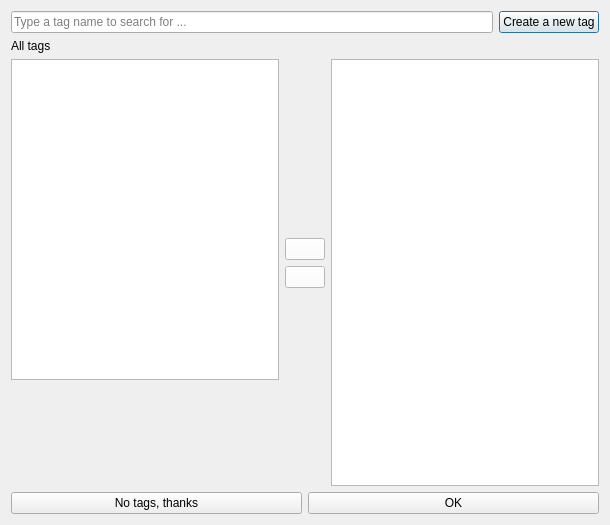
Old version of the form galacteek/ui/forms/iptagsmanager.ui in the repository pinnaculum/galacteek.
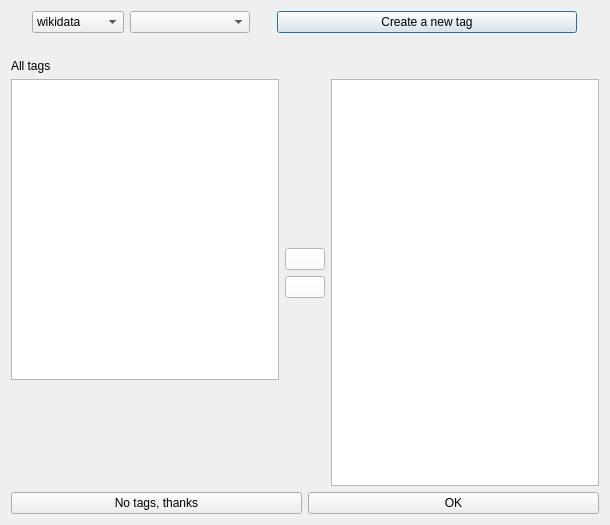
New version of the form. Icons and pictures are not drawn.

Commit message:
LD searcher: create tags by querying wikidata or dbpedia
* Add galacteek.ui.widgets.ld
* Tags dialog: add UI to query tags from dbpedia/wikidata

revbump to 0.6.1

[deploy]

```diff
--- a/galacteek/ui/forms/iptagsmanager.ui
+++ b/galacteek/ui/forms/iptagsmanager.ui
@@ -17,11 +17,58 @@
    <item>
     <layout class="QHBoxLayout" name="horizontalLayout_2">
      <item>
-      <widget class="QLineEdit" name="tagSearchLine">
-       <property name="placeholderText">
-        <string>Type a tag name to search for ...</string>
-       </property>
-      </widget>
+      <layout class="QHBoxLayout" name="hLayoutLdSearch">
+       <item>
+        <widget class="QComboBox" name="dbSource">
+         <property name="maximumSize">
+          <size>
+           <width>92</width>
+           <height>16777215</height>
+          </size>
+         </property>
+         <property name="toolTip">
+          <string>&lt;html&gt;&lt;head/&gt;&lt;body&gt;&lt;p&gt;&lt;span style=&quot; font-size:12pt;&quot;&gt;Select the knowledge graph platform to use when searching tags (dbpedia or wikidata).&lt;/span&gt;&lt;/p&gt;&lt;/body&gt;&lt;/html&gt;</string>
+         </property>
+         <property name="iconSize">
+          <size>
+           <width>32</width>
+           <height>32</height>
+          </size>
+         </property>
+         <item>
+          <property name="text">
+           <string extracomment="wikidata">wikidata</string>
+          </property>
+          <property name="icon">
+           <iconset resource="../galacteek.qrc">
+            <normaloff>:/share/icons/linked-data/wikidata.png</normaloff>:/share/icons/linked-data/wikidata.png</iconset>
+          </property>
+         </item>
+         <item>
+          <property name="text">
+           <string>dbpedia</string>
+          </property>
+          <property name="icon">
+           <iconset resource="../galacteek.qrc">
+            <normaloff>:/share/icons/linked-data/dbpedia.png</normaloff>:/share/icons/linked-data/dbpedia.png</iconset>
+          </property>
+         </item>
+        </widget>
+       </item>
+       <item>
+        <widget class="QComboBox" name="searchLanguage">
+         <property name="maximumSize">
+          <size>
+           <width>120</width>
+           <height>16777215</height>
+          </size>
+         </property>
+         <property name="toolTip">
+          <string>&lt;html&gt;&lt;head/&gt;&lt;body&gt;&lt;p&gt;&lt;span style=&quot; font-size:12pt;&quot;&gt;Language to run tag search queries for&lt;/span&gt;&lt;/p&gt;&lt;/body&gt;&lt;/html&gt;</string>
+         </property>
+        </widget>
+       </item>
+      </layout>
      </item>
      <item>
       <widget class="QPushButton" name="createTagButton">
@@ -41,6 +88,17 @@
      </item>
     </layout>
    </item>
+   <item>
+    <layout class="QHBoxLayout" name="horizontalLayout_4">
+     <item alignment="Qt::AlignHCenter">
+      <widget class="QLabel" name="searchStatusLabel">
+       <property name="text">
+        <string/>
+       </property>
+      </widget>
+     </item>
+    </layout>
+   </item>
    <item>
     <layout class="QVBoxLayout" name="verticalLayout">
      <item>
```
The commit also changes 25 other files.
